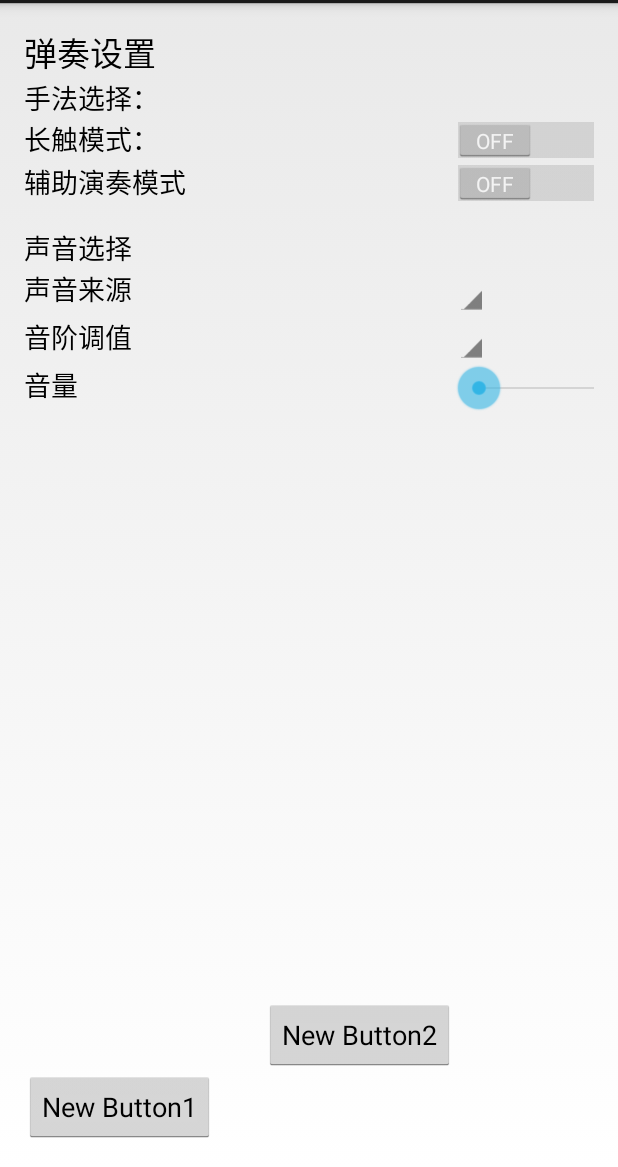
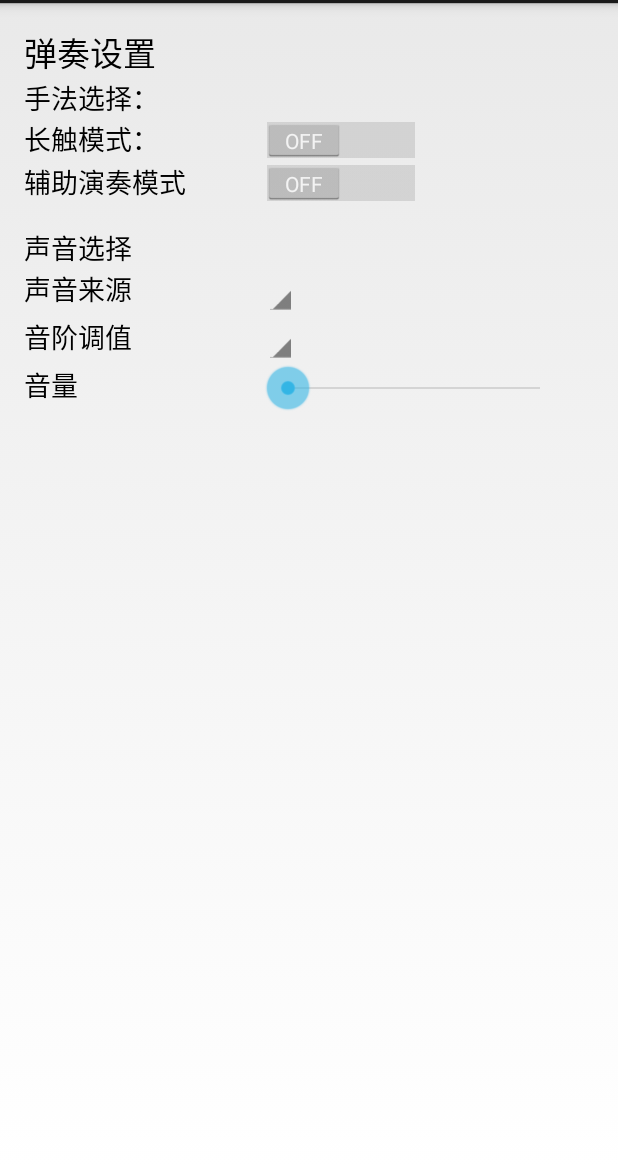
Before and after one commit to dadingding/MusicGloves, an Android app: the layout fragment_setting.xml on its own in the app's theme, with its tools: preview values and no code run, on a phone screen of 412 x 824 dp, the part 69-1236 px from its top. Run offline under Robolectric (Android 15) with nearby library versions, the phone set to English and light mode, and no system bars.

Commit message:
手残了。。

```diff
--- a/app/src/main/res/layout/fragment_setting.xml
+++ b/app/src/main/res/layout/fragment_setting.xml
@@ -137,25 +137,7 @@
 
         android:indeterminate="false" />
 
-    <Button
-        android:layout_width="wrap_content"
-        android:layout_height="wrap_content"
-        android:text="New Button2"
-        android:id="@+id/button3"
-        android:layout_row="11"
-        android:layout_column="1"
-        android:onClick="test2"
-        />
 
-    <Button
-        android:layout_width="wrap_content"
-        android:layout_height="wrap_content"
-        android:text="New Button1"
-        android:id="@+id/button"
-        android:layout_row="12"
-        android:layout_column="0"
-        android:onClick="test"
-        />
 
 
 </GridLayout>
```
